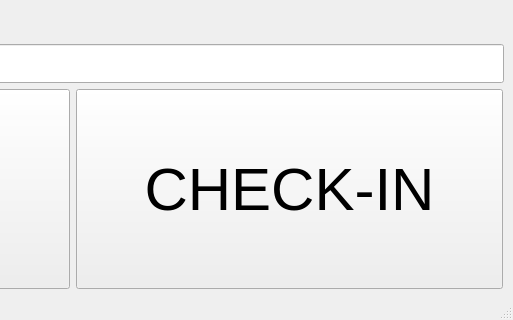
Before: the Qt Designer form ui/Etek_main_window.ui in Capstone-RFID/Code, drawn with Qt 5; both pictures show x 367 to 880 and y 190 to 510 of the 880 by 510 pixel window.
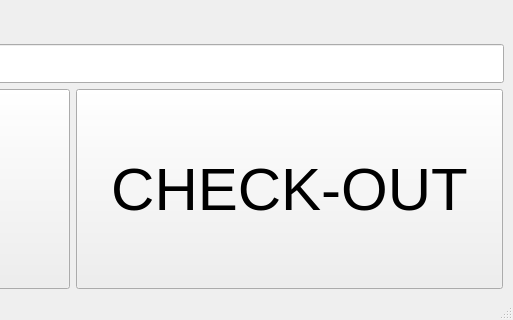
After: the same form once the commit is applied.

Diff of the .ui file:
```diff
--- a/ui/Etek_main_window.ui
+++ b/ui/Etek_main_window.ui
@@ -104,7 +104,7 @@
          </font>
         </property>
         <property name="text">
-         <string>CHECK-IN</string>
+         <string>CHECK-OUT</string>
         </property>
        </widget>
       </item>
```
Left out of the diff: 4 changed lines with no effect on the pictures.
